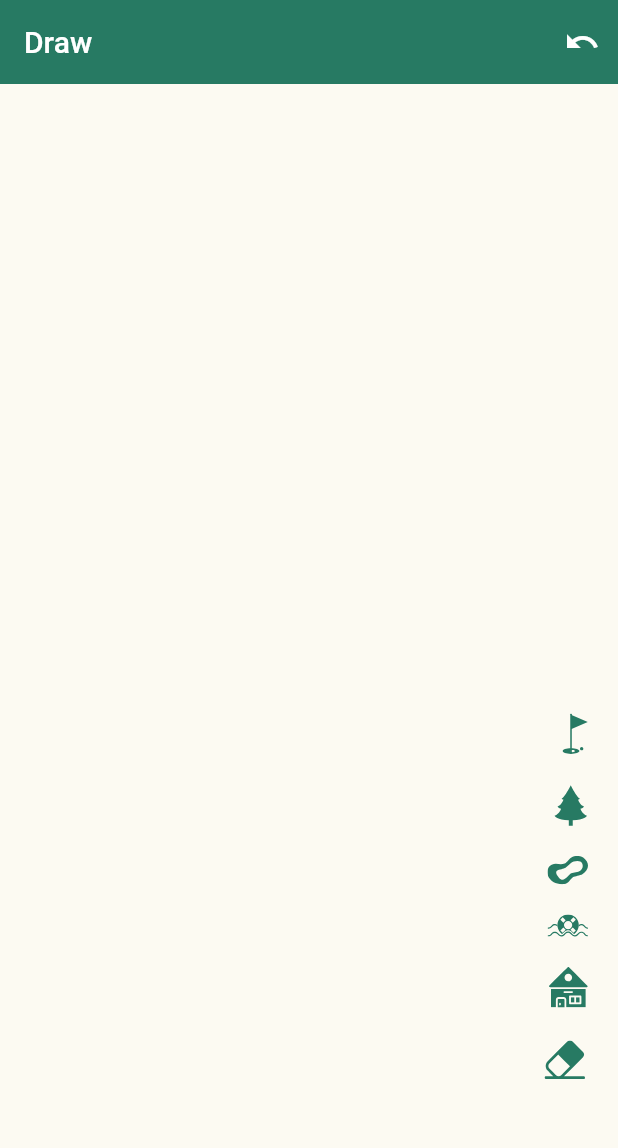
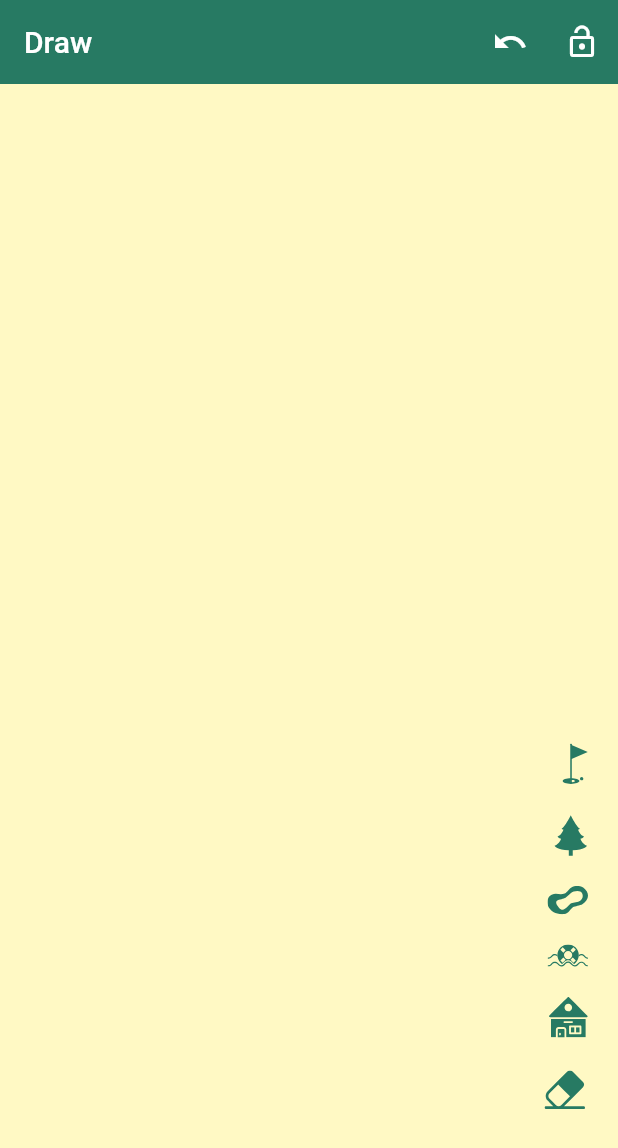
Before and after one commit to mahadydev/canvas_testing, a Flutter app: the screen it shows after launch, on a phone screen of 412 x 824 dp. Shown: the top 1148 px of the screen. Run offline on Flutter 3.47's test engine with Material 2 defaults, Android fonts, the phone set to English and light mode, and no system bars; our stand-ins replace flutter_svg, get.

Commit message:
fix drawing

```diff
--- a/lib/app/modules/home/controllers/home_controller.dart
+++ b/lib/app/modules/home/controllers/home_controller.dart
@@ -16,7 +16,7 @@ class HomeController extends GetxController {
   RxDouble selectedLineWidth = 2.0.obs;
   Rxn<CustomComponent> selectedCustomComponent = Rxn();
 
-  double drawScale = 1.0;
+  RxBool isLockEnabled = false.obs;
 
   //METHODS---------------------------------------------------------
   Offset _getPoint(position) {
--- a/lib/app/modules/home/views/home_view.dart
+++ b/lib/app/modules/home/views/home_view.dart
@@ -23,16 +23,44 @@ class HomeView extends GetView<HomeController> {
             onPressed: controller.undo,
             icon: const Icon(Icons.undo),
           ),
+          IconButton(
+            onPressed: () => controller.isLockEnabled.value =
+                !controller.isLockEnabled.value,
+            icon: Obx(
+              () => Icon(controller.isLockEnabled.value
+                  ? Icons.lock
+                  : Icons.lock_open),
+            ),
+          ),
         ],
       ),
       body: Stack(
+        children: [
+          Obx(
+            () => InteractiveViewer(
+              constrained: false,
+              minScale: 0.2,
+              maxScale: 3,
+              panEnabled: controller.isLockEnabled.value,
+              scaleEnabled: controller.isLockEnabled.value,
+              boundaryMargin: const EdgeInsets.all(double.infinity),
+              child: Container(
+                color: Colors.yellow.shade100,
+                height: 2000,
+                width: 2000,
+                child: Stack(
                   fit: StackFit.expand,
                   children: const [
                     DrawingPreviousLinesBuilder(), //will draw lines
                     DrawingCurrentLinesBuilder(), //will draw line
                     DrawingGestureDetectorBuilder(), //detect gesture and draw accordingly
                     ComponentBuilder(), //build all component
-          SideComponentBuilder(), //side bar components
+                  ],
+                ),
+              ),
+            ),
+          ),
+          const SideComponentBuilder(),
         ],
       ),
     );
@@ -44,11 +72,15 @@ class DrawingGestureDetectorBuilder extends GetView<HomeController> {
 
   @override
   Widget build(BuildContext context) {
-    return GestureDetector(
+    return Obx(
+      () => !controller.isLockEnabled.value
+          ? GestureDetector(
               key: controller.globalKey,
               onScaleStart: controller.onScaleStart,
               onScaleUpdate: controller.onScaleUpdate,
               onScaleEnd: controller.onScaleEnd,
+            )
+          : const SizedBox(),
     );
   }
 }
@@ -188,8 +220,10 @@ class SideComponentBuilder extends GetView<HomeController> {
 
   @override
   Widget build(BuildContext context) {
-    return Padding(
-      padding: const EdgeInsets.only(right: 20),
+    return Align(
+      alignment: Alignment.bottomRight,
+      child: Padding(
+        padding: EdgeInsets.only(right: 20, bottom: Get.height * 0.10),
         child: Column(
           crossAxisAlignment: CrossAxisAlignment.end,
           mainAxisAlignment: MainAxisAlignment.end,
@@ -224,9 +258,8 @@ class SideComponentBuilder extends GetView<HomeController> {
               decoration: const BoxDecoration(),
               child: SvgPicture.asset('assets/eraser.svg'),
             ),
-          const SizedBox(height: 20),
-          SizedBox(height: Get.height * 0.10),
           ],
+        ),
       ),
     );
   }
```
Lines whose indentation alone changed are shown as unchanged.
